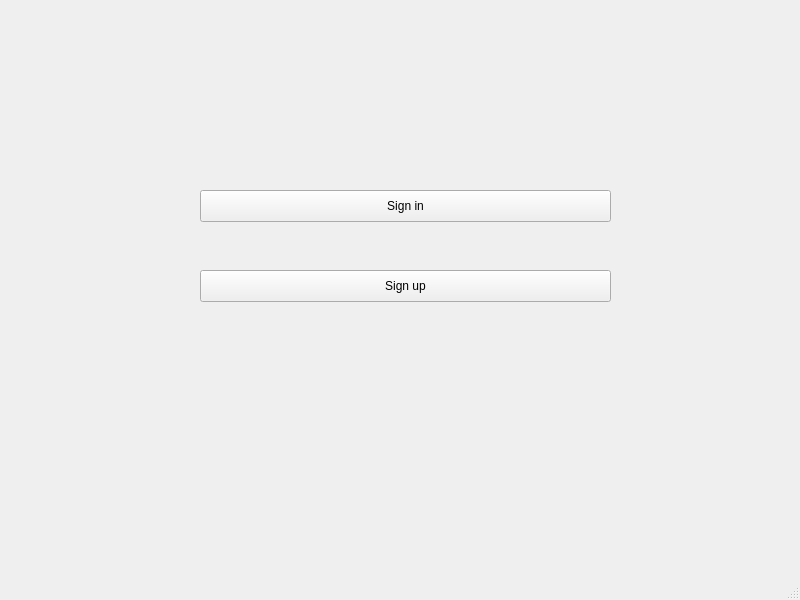
The window that project/lab6/mainwindow.ui (aneroid11/Databases) describes before a commit, drawn with Qt 5.
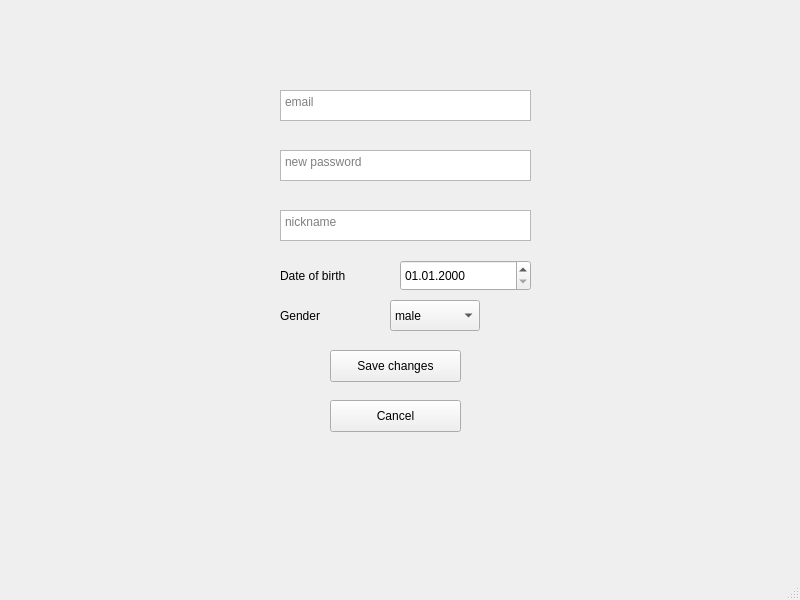
The same window after the commit. The open tabs and pages were chosen to show the change.

Commit message: all tracks page

```diff
--- a/project/lab6/mainwindow.ui
+++ b/project/lab6/mainwindow.ui
@@ -283,6 +283,224 @@
       </property>
      </widget>
     </widget>
+    <widget class="QWidget" name="artistAccDetailsPage">
+     <widget class="QDateEdit" name="artistAccDetails_birthDateEdit">
+      <property name="geometry">
+       <rect>
+        <x>400</x>
+        <y>260</y>
+        <width>131</width>
+        <height>31</height>
+       </rect>
+      </property>
+      <property name="displayFormat">
+       <string>dd.MM.yyyy</string>
+      </property>
+     </widget>
+     <widget class="QTextEdit" name="artistAccDetails_nicknameTextEdit">
+      <property name="geometry">
+       <rect>
+        <x>280</x>
+        <y>210</y>
+        <width>251</width>
+        <height>31</height>
+       </rect>
+      </property>
+      <property name="placeholderText">
+       <string>nickname</string>
+      </property>
+     </widget>
+     <widget class="QComboBox" name="artistAccDetails_genderComboBox">
+      <property name="geometry">
+       <rect>
+        <x>390</x>
+        <y>300</y>
+        <width>90</width>
+        <height>31</height>
+       </rect>
+      </property>
+      <item>
+       <property name="text">
+        <string>male</string>
+       </property>
+      </item>
+      <item>
+       <property name="text">
+        <string>female</string>
+       </property>
+      </item>
+      <item>
+       <property name="text">
+        <string>other</string>
+       </property>
+      </item>
+     </widget>
+     <widget class="QTextEdit" name="artistAccDetails_emailTextEdit">
+      <property name="geometry">
+       <rect>
+        <x>280</x>
+        <y>90</y>
+        <width>251</width>
+        <height>31</height>
+       </rect>
+      </property>
+      <property name="placeholderText">
+       <string>email</string>
+      </property>
+     </widget>
+     <widget class="QLabel" name="artistAccDetails_label">
+      <property name="geometry">
+       <rect>
+        <x>280</x>
+        <y>260</y>
+        <width>111</width>
+        <height>31</height>
+       </rect>
+      </property>
+      <property name="text">
+       <string>Date of birth</string>
+      </property>
+     </widget>
+     <widget class="QLabel" name="artistAccDetails_label_2">
+      <property name="geometry">
+       <rect>
+        <x>280</x>
+        <y>300</y>
+        <width>71</width>
+        <height>31</height>
+       </rect>
+      </property>
+      <property name="text">
+       <string>Gender</string>
+      </property>
+     </widget>
+     <widget class="QTextEdit" name="artistAccDetails_passwordTextEdit">
+      <property name="geometry">
+       <rect>
+        <x>280</x>
+        <y>150</y>
+        <width>251</width>
+        <height>31</height>
+       </rect>
+      </property>
+      <property name="placeholderText">
+       <string>new password</string>
+      </property>
+     </widget>
+     <widget class="QPushButton" name="artistAccDetails_saveChangesButton">
+      <property name="geometry">
+       <rect>
+        <x>330</x>
+        <y>350</y>
+        <width>131</width>
+        <height>32</height>
+       </rect>
+      </property>
+      <property name="text">
+       <string>Save changes</string>
+      </property>
+     </widget>
+     <widget class="QPushButton" name="artistAccDetails_cancelButton">
+      <property name="geometry">
+       <rect>
+        <x>330</x>
+        <y>400</y>
+        <width>131</width>
+        <height>32</height>
+       </rect>
+      </property>
+      <property name="text">
+       <string>Cancel</string>
+      </property>
+     </widget>
+    </widget>
+    <widget class="QWidget" name="allTracksPage">
+     <widget class="QListWidget" name="allTracks_tracksListWidget">
+      <property name="geometry">
+       <rect>
+        <x>20</x>
+        <y>10</y>
+        <width>411</width>
+        <height>541</height>
+       </rect>
+      </property>
+      <item>
+       <property name="text">
+        <string>Artist - Title (2:30) - 2010-02-01 12:33</string>
+       </property>
+      </item>
+      <item>
+       <property name="text">
+        <string>Artist - Title (2:30) - 2010-02-01 12:33</string>
+       </property>
+      </item>
+     </widget>
+     <widget class="QPushButton" name="allTracks_listenButton">
+      <property name="geometry">
+       <rect>
+        <x>520</x>
+        <y>20</y>
+        <width>112</width>
+        <height>32</height>
+       </rect>
+      </property>
+      <property name="text">
+       <string>Listen</string>
+      </property>
+     </widget>
+     <widget class="QPushButton" name="allTracks_likeButton">
+      <property name="geometry">
+       <rect>
+        <x>520</x>
+        <y>70</y>
+        <width>112</width>
+        <height>32</height>
+       </rect>
+      </property>
+      <property name="text">
+       <string>Like</string>
+      </property>
+     </widget>
+     <widget class="QPushButton" name="allTracks_commentButton">
+      <property name="geometry">
+       <rect>
+        <x>520</x>
+        <y>120</y>
+        <width>112</width>
+        <height>32</height>
+       </rect>
+      </property>
+      <property name="text">
+       <string>Comment</string>
+      </property>
+     </widget>
+     <widget class="QPushButton" name="allTracks_reportButton">
+      <property name="geometry">
+       <rect>
+        <x>520</x>
+        <y>170</y>
+        <width>112</width>
+        <height>32</height>
+       </rect>
+      </property>
+      <property name="text">
+       <string>Report</string>
+      </property>
+     </widget>
+     <widget class="QPushButton" name="allTracks_exitButton">
+      <property name="geometry">
+       <rect>
+        <x>660</x>
+        <y>20</y>
+        <width>112</width>
+        <height>32</height>
+       </rect>
+      </property>
+      <property name="text">
+       <string>Exit</string>
+      </property>
+     </widget>
+    </widget>
    </widget>
   </widget>
   <widget class="QMenuBar" name="menubar">
```
Left out of the diff: 147 changed lines with no effect on the pictures. The commit also changes 2 other files.
